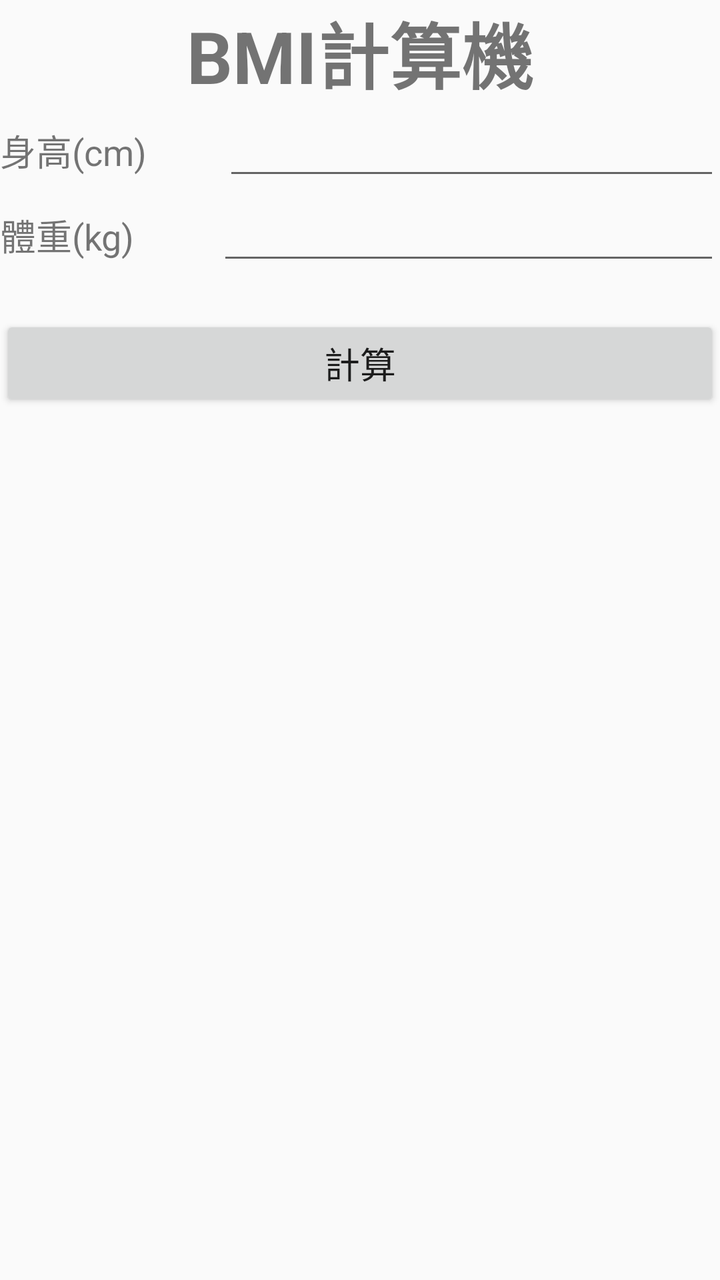
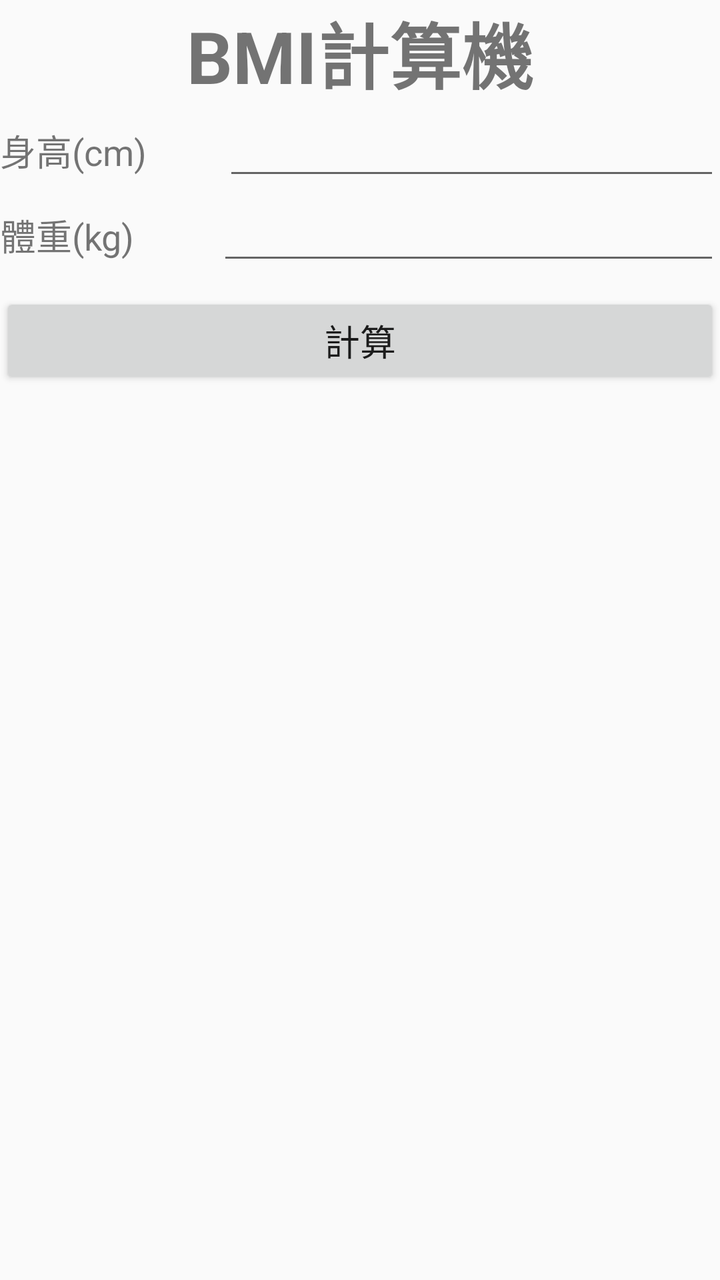

The first picture is an Android layout as it rendered before a commit; the second is the same layout after the commit. The layout source and the unified diff follow.
<!-- AndroidManifest.xml: application theme AppTheme -->
<!-- res/layout/activity_result.xml -->
<?xml version="1.0" encoding="utf-8"?>
<androidx.constraintlayout.widget.ConstraintLayout xmlns:android="http://schemas.android.com/apk/res/android"
    xmlns:app="http://schemas.android.com/apk/res-auto"
    xmlns:tools="http://schemas.android.com/tools"
    android:layout_width="match_parent"
    android:layout_height="match_parent"
    android:background="#00000000"
    tools:context=".ResultActivity">

    <TextView
        android:id="@+id/textView"
        android:layout_width="wrap_content"
        android:layout_height="wrap_content"
        android:text="@string/titleActivity"
        android:textAlignment="center"
        android:textSize="36sp"
        android:textStyle="bold"
        app:layout_constraintEnd_toEndOf="parent"
        app:layout_constraintStart_toStartOf="parent"
        app:layout_constraintTop_toTopOf="parent" />

    <LinearLayout
        android:id="@+id/layout_height"
        android:layout_width="0dp"
        android:layout_height="wrap_content"
        android:layout_marginTop="1dp"
        android:orientation="horizontal"
        app:layout_constraintEnd_toEndOf="parent"
        app:layout_constraintStart_toStartOf="parent"
        app:layout_constraintTop_toBottomOf="@+id/textView">

        <TextView
            android:id="@+id/textView_text"
            android:layout_width="wrap_content"
            android:layout_height="wrap_content"
            android:layout_weight="1"
            android:labelFor="@id/editText_height"
            android:text="@string/textHeight"
            android:textAlignment="center"
            android:textSize="18sp" />

        <EditText
            android:id="@+id/editText_height"
            android:layout_width="wrap_content"
            android:layout_height="wrap_content"
            android:layout_weight="1"
            android:autofillHints="Please input the number"
            android:ems="10"
            android:inputType="numberDecimal"
            android:textAlignment="center"
            android:textSize="18sp" />
    </LinearLayout>

    <LinearLayout
        android:id="@+id/linearLayout"
        android:layout_width="0dp"
        android:layout_height="wrap_content"
        android:layout_marginTop="1dp"
        android:orientation="horizontal"
        app:layout_constraintEnd_toEndOf="parent"
        app:layout_constraintStart_toStartOf="parent"
        app:layout_constraintTop_toBottomOf="@+id/layout_height">

        <TextView
            android:id="@+id/textView_weight"
            android:layout_width="wrap_content"
            android:layout_height="wrap_content"
            android:layout_weight="1"
            android:labelFor="@id/editText_weight"
            android:text="@string/titleWeight"
            android:textAlignment="center"
            android:textSize="18sp" />

        <EditText
            android:id="@+id/editText_weight"
            android:layout_width="wrap_content"
            android:layout_height="wrap_content"
            android:layout_weight="1"
            android:autofillHints="Please input the number"
            android:ems="10"
            android:inputType="numberDecimal"
            android:textAlignment="center" />
    </LinearLayout>

    <TextView
        android:id="@+id/textView5"
        android:layout_width="wrap_content"
        android:layout_height="wrap_content"
        android:textAlignment="center"
        android:textSize="36sp"
        android:textStyle="bold"
        app:layout_constraintBottom_toBottomOf="parent"
        app:layout_constraintEnd_toEndOf="parent"
        app:layout_constraintStart_toStartOf="parent" />

    <Button
        android:id="@+id/button_calculate"
        android:layout_width="0dp"
        android:layout_height="wrap_content"
        android:text="@string/buttonText"
        android:textAlignment="center"
        android:textSize="18sp"
        app:layout_constraintBottom_toTopOf="@+id/textView5"
        app:layout_constraintEnd_toEndOf="parent"
        app:layout_constraintStart_toStartOf="parent"
        app:layout_constraintTop_toBottomOf="@+id/linearLayout"
        app:layout_constraintVertical_bias="0.050000012" />

</androidx.constraintlayout.widget.ConstraintLayout>
<!-- resources referenced by this layout -->
<resources>
  <string name="buttonText">計算</string>
  <string name="textHeight">身高(cm)</string>
  <string name="titleActivity">BMI計算機</string>
  <string name="titleWeight">體重(kg)</string>
  <style name="AppTheme" parent="Theme.AppCompat.Light.DarkActionBar">
          
          <item name="colorPrimary">@color/colorPrimary</item>
          <item name="colorPrimaryDark">@color/colorPrimaryDark</item>
          <item name="colorAccent">@color/colorAccent</item>
      </style>
  <color name="colorPrimary">#008577</color>
  <color name="colorPrimaryDark">#00574B</color>
  <color name="colorAccent">#D81B60</color>
</resources>

<!-- the commit's change to res/layout/activity_result.xml (unified diff, before → after) -->
@@ -83,15 +83,16 @@
     </LinearLayout>
 
     <TextView
-        android:id="@+id/textView5"
-        android:layout_width="wrap_content"
+        android:id="@+id/textView_answer"
+        android:layout_width="0dp"
         android:layout_height="wrap_content"
         android:textAlignment="center"
         android:textSize="36sp"
         android:textStyle="bold"
         app:layout_constraintBottom_toBottomOf="parent"
         app:layout_constraintEnd_toEndOf="parent"
-        app:layout_constraintStart_toStartOf="parent" />
+        app:layout_constraintStart_toStartOf="parent"
+        app:layout_constraintTop_toBottomOf="@+id/linearLayout" />
 
     <Button
         android:id="@+id/button_calculate"
@@ -100,7 +101,7 @@
         android:text="@string/buttonText"
         android:textAlignment="center"
         android:textSize="18sp"
-        app:layout_constraintBottom_toTopOf="@+id/textView5"
+        app:layout_constraintBottom_toTopOf="@+id/textView_answer"
         app:layout_constraintEnd_toEndOf="parent"
         app:layout_constraintStart_toStartOf="parent"
         app:layout_constraintTop_toBottomOf="@+id/linearLayout"
